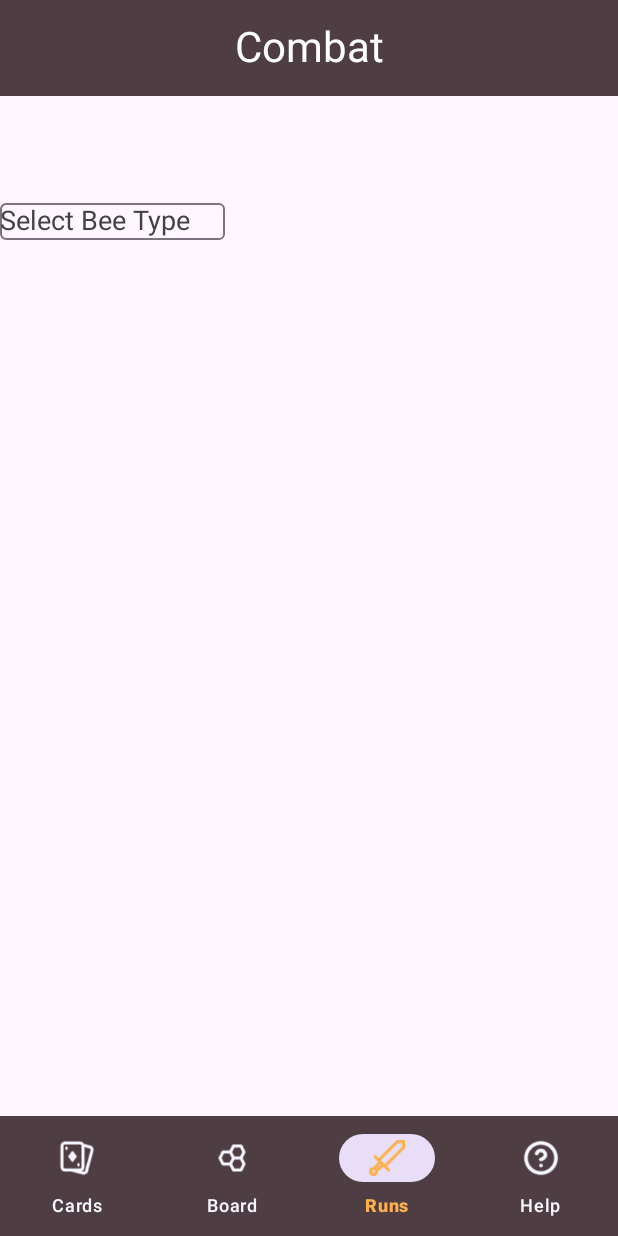
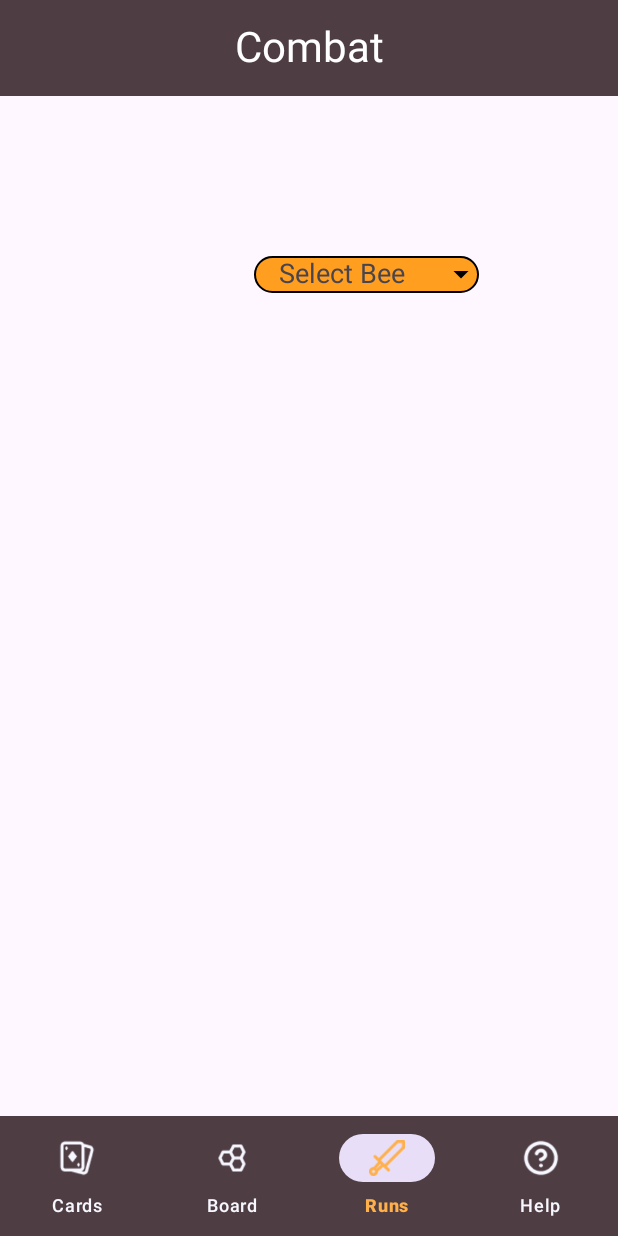
Before and after one commit to GazerJin/Rumblebees-App, an Android app: the CombatFragment screen opened through its navigation route, on a phone screen of 412 x 824 dp. Run offline under Robolectric (Android 15) with nearby library versions, the phone set to English and light mode, and no system bars; our stand-ins replace navigation-ui.

Commit message:
dropdown box in combat page

```diff
--- a/app/src/main/java/com/mobdeve/s15/bautista/samantha/gamedesapp/CombatFragment.java
+++ b/app/src/main/java/com/mobdeve/s15/bautista/samantha/gamedesapp/CombatFragment.java
@@ -4,15 +4,43 @@ import android.os.Bundle;
 import android.view.LayoutInflater;
 import android.view.View;
 import android.view.ViewGroup;
+import android.widget.ArrayAdapter;
+import android.widget.AutoCompleteTextView;
 
 import androidx.annotation.NonNull;
 import androidx.annotation.Nullable;
 import androidx.fragment.app.Fragment;
 
 public class CombatFragment extends Fragment {
+    private AutoCompleteTextView dropdownMenu;
+
     @Nullable
     @Override
     public View onCreateView(@NonNull LayoutInflater inflater, @Nullable ViewGroup container, @Nullable Bundle savedInstanceState) {
-        return inflater.inflate(R.layout.fragment_combat, container, false);
+        View view = inflater.inflate(R.layout.fragment_combat, container, false);
+
+        // Initialize the dropdown
+        dropdownMenu = view.findViewById(R.id.dropdown_menu);
+
+        // Dropdown items
+        String[] beeTypes = {"Soldier Bee", "Drone Bee", "Other Bee"};
+
+        // Set up the ArrayAdapter
+        ArrayAdapter<String> adapter = new ArrayAdapter<>(
+                requireContext(),
+                android.R.layout.simple_list_item_1, // Default item layout
+                beeTypes
+        );
+
+        // Attach the adapter to the AutoCompleteTextView
+        dropdownMenu.setAdapter(adapter);
+
+        // Show dropdown when clicked
+        dropdownMenu.setOnClickListener(v -> dropdownMenu.showDropDown());
+
+        // Disable manual input
+        dropdownMenu.setKeyListener(null);
+
+        return view;
     }
 }
--- /dev/null
+++ b/app/src/main/res/drawable/baseline_arrow_drop_down_24.xml
@@ -0,0 +1,5 @@
+<vector android:height="24dp" android:tint="#000000"
+    android:viewportHeight="24" android:viewportWidth="24"
+    android:width="24dp" xmlns:android="http://schemas.android.com/apk/res/android">
+    <path android:fillColor="@android:color/white" android:pathData="M7,10l5,5 5,-5z"/>
+</vector>
--- /dev/null
+++ b/app/src/main/res/drawable/rounded_corner.xml
@@ -0,0 +1,6 @@
+<?xml version="1.0" encoding="utf-8"?>
+<shape xmlns:android="http://schemas.android.com/apk/res/android">
+    <solid android:color="@color/Orange_Peel" />
+    <corners android:radius="16dp" />
+    <stroke android:width="1dp" android:color="@android:color/black" />
+</shape>
--- /dev/null
+++ b/app/src/main/res/layout/dropdown_item.xml
@@ -0,0 +1,9 @@
+<?xml version="1.0" encoding="utf-8"?>
+<TextView xmlns:android="http://schemas.android.com/apk/res/android"
+    android:layout_width="match_parent"
+    android:layout_height="wrap_content"
+    android:padding="12dp"
+    android:background="@drawable/rounded_corner"
+    android:textColor="@android:color/black"
+    android:gravity="center"
+    android:textSize="16sp" />
--- a/app/src/main/res/layout/fragment_combat.xml
+++ b/app/src/main/res/layout/fragment_combat.xml
@@ -17,32 +17,35 @@
 
         <com.google.android.material.textfield.TextInputLayout
             android:layout_width="150dp"
-            android:layout_height="30dp"
-            android:layout_marginTop="130dp"
-            android:hint="@string/select"
-            android:textColorHint="@color/gray_800">
+            android:layout_height="wrap_content"
+            android:layout_marginStart="169dp"
+            android:layout_marginTop="160dp"
+            android:layout_marginEnd="16dp"
+            android:hint="Select Bee"
+            app:boxBackgroundMode="none">
 
             <AutoCompleteTextView
-                android:id="@+id/auto_complete_text"
-                android:layout_width="match_parent"
-                android:layout_height="wrap_content">
-            </AutoCompleteTextView>
+                android:id="@+id/dropdown_menu"
+                android:layout_width="150dp"
+                android:layout_height="wrap_content"
+                android:background="@drawable/rounded_corner"
+                android:popupBackground="@drawable/rounded_corner"
+                android:clickable="true"
+                android:inputType="none"
+                android:drawableRight="@drawable/baseline_arrow_drop_down_24"
+                android:drawablePadding="8dp"
+                android:focusable="true"
+                android:focusableInTouchMode="true"
+                android:gravity="center"
+                android:textColor="@android:color/black"
+                android:textColorHint="@android:color/white"
+                android:dropDownAnchor="@id/dropdown_menu"
+                android:dropDownVerticalOffset="0dp"/>
+
 
         </com.google.android.material.textfield.TextInputLayout>
 
-        <ImageView
-            android:id="@+id/imageView"
-            android:layout_width="wrap_content"
-            android:layout_height="wrap_content"
-            android:layout_alignParentStart="true"
-            android:layout_alignParentTop="true"
-            android:layout_alignParentEnd="true"
-            android:layout_alignParentBottom="true"
-            android:layout_marginStart="18dp"
-            android:layout_marginTop="209dp"
-            android:layout_marginEnd="265dp"
-            android:layout_marginBottom="394dp"
-            tools:srcCompat="@tools:sample/avatars" />
+
     </RelativeLayout>
 
 
```
